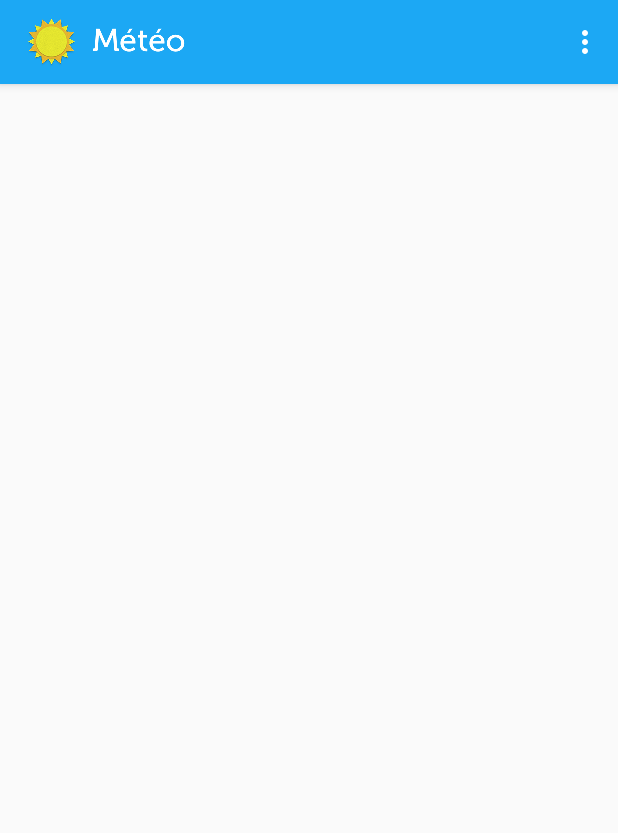
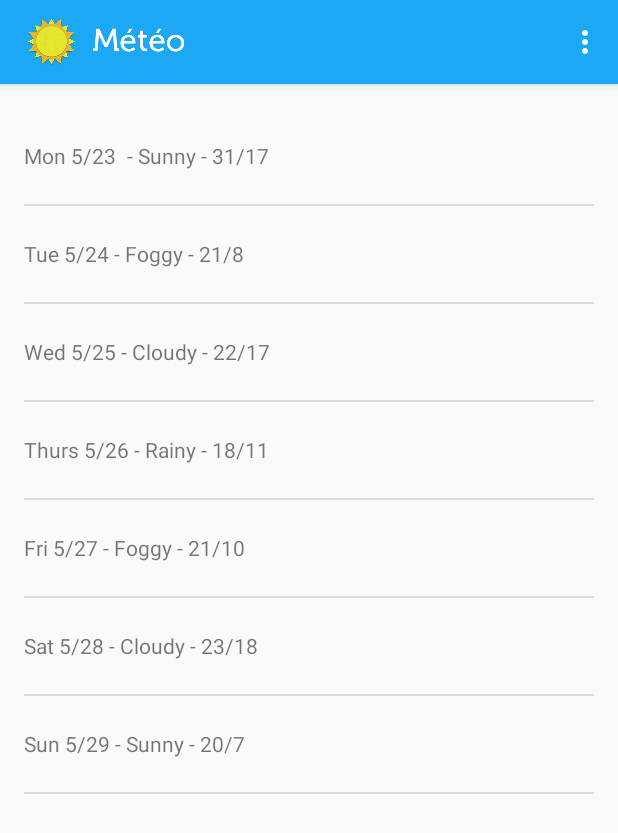
Before and after one commit to edenmob/Meteo, an Android app: the screen it shows after launch (MainActivity), on a phone screen of 412 x 824 dp. Shown: the top 833 px of the screen. Run offline under Robolectric (Android 15) with nearby library versions, the phone set to English and light mode, and no system bars.

Commit message:
Adding array adapter and list view item layout

```diff
--- a/app/src/main/java/com/example/training/meteo/MainActivity.java
+++ b/app/src/main/java/com/example/training/meteo/MainActivity.java
@@ -7,6 +7,8 @@ import android.view.Menu;
 import android.view.MenuItem;
 import android.view.View;
 import android.view.ViewGroup;
+import android.widget.ArrayAdapter;
+import android.widget.ListView;
 
 import java.util.ArrayList;
 import java.util.Arrays;
@@ -49,7 +51,7 @@ public class MainActivity extends AppCompatActivity {
     public static class PlaceholderFragment extends Fragment {
 
         // Create some dummy data for the ListView.  Here's a sample weekly forecast
-        String[] data = {
+        private static final String[] data = {
                 "Mon 5/23 - Sunny - 31/17",
                 "Tue 5/24 - Foggy - 21/8",
                 "Wed 5/25 - Cloudy - 22/17",
@@ -60,13 +62,31 @@ public class MainActivity extends AppCompatActivity {
         };
         List<String> weekForecast = new ArrayList<String>(Arrays.asList(data));
 
+        ArrayAdapter<String> mForecastAdapter;
+
         public PlaceholderFragment() {
         }
 
         @Override
         public View onCreateView(LayoutInflater inflater, ViewGroup container,
                                  Bundle savedInstanceState) {
+
+            // Now that we have some dummy forecast data, create an ArrayAdapter.
+            // The ArrayAdapter will take data from a source (like our dummy forecast) and
+            // use it to populate the ListView it's attached to.
+            mForecastAdapter =
+                    new ArrayAdapter<String>(
+                            getActivity(), // The current context (this activity)
+                            R.layout.list_item_forecast, // The name of the layout ID.
+                            R.id.list_item_forecast_textview, // The ID of the textview to populate.
+                            weekForecast);
+
             View rootView = inflater.inflate(R.layout.fragment_main, container, false);
+
+            // Get a reference to the ListView, and attach this adapter to it.
+            ListView listView = (ListView) rootView.findViewById(R.id.listview_forecast);
+            listView.setAdapter(mForecastAdapter);
+
             return rootView;
         }
     }
--- /dev/null
+++ b/app/src/main/res/layout/list_item_forecast.xml
@@ -0,0 +1,8 @@
+<?xml version="1.0" encoding="utf-8"?>
+
+<TextView xmlns:android="http://schemas.android.com/apk/res/android"
+    android:layout_width="match_parent"
+    android:layout_height="wrap_content"
+    android:minHeight="?android:attr/listPreferredItemHeight"
+    android:gravity="center_vertical"
+    android:id="@+id/list_item_forecast_textview" />
```
